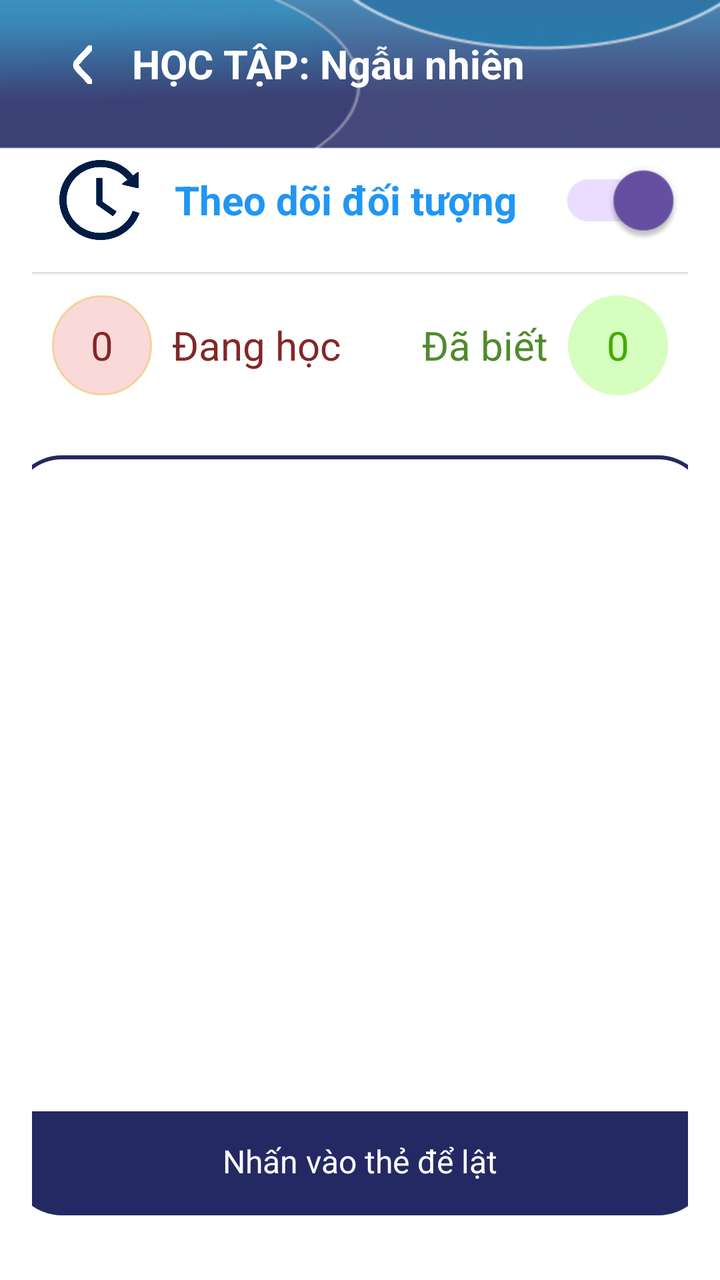
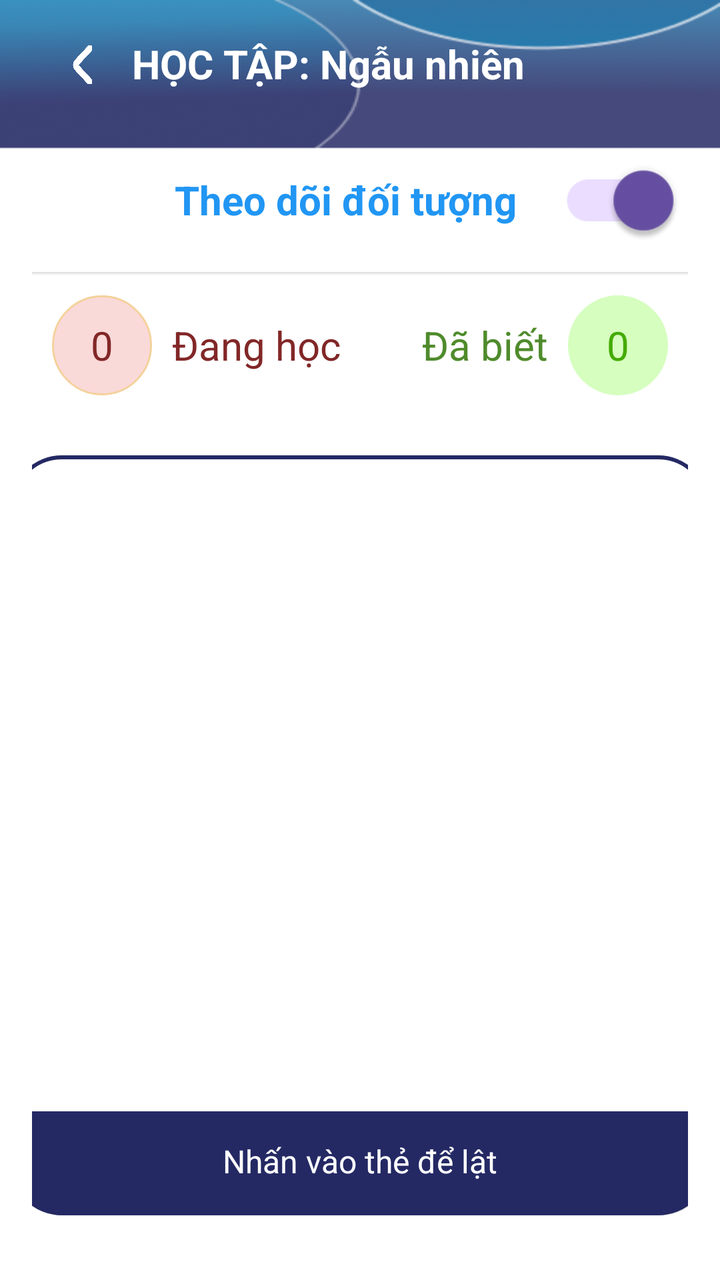

Before-and-after screenshots of an Android layout around one commit, followed by the original layout XML and the change that was made.
<!-- AndroidManifest.xml: application theme Theme.MyApplication -->
<!-- res/layout/activity_learn.xml -->
<?xml version="1.0" encoding="utf-8"?>
<androidx.constraintlayout.widget.ConstraintLayout xmlns:android="http://schemas.android.com/apk/res/android"
    xmlns:app="http://schemas.android.com/apk/res-auto"
    xmlns:tools="http://schemas.android.com/tools"
    android:id="@+id/main"
    android:layout_width="match_parent"
    android:layout_height="match_parent"
    tools:context=".view.LearnActivity"
    android:background="@drawable/backgroud_main">

    <com.google.android.material.appbar.MaterialToolbar
        android:id="@+id/toolbar"
        android:layout_width="match_parent"
        android:layout_height="?attr/actionBarSize"
        android:layout_alignParentTop="true"
        tools:ignore="MissingConstraints">

        <LinearLayout
            android:id="@+id/turnBack"
            android:layout_width="50dp"
            android:layout_height="match_parent"
            android:gravity="center">
            <ImageView
                android:layout_width="10dp"
                android:layout_height="20dp"
                android:background="@drawable/arrow_left">
            </ImageView>
        </LinearLayout>

        <TextView
            android:layout_width="wrap_content"
            android:layout_height="wrap_content"
            android:text="HỌC TẬP: "
            android:textStyle="bold"
            android:textColor="@color/white"
            android:textSize="20dp"/>

        <TextView
            android:id="@+id/codeTitle"
            android:layout_width="wrap_content"
            android:layout_height="wrap_content"
            android:text="Ngẫu nhiên"
            android:textStyle="bold"
            android:textColor="@color/white"
            android:textSize="20dp"/>
    </com.google.android.material.appbar.MaterialToolbar>

    <LinearLayout
        android:layout_width="0dp"
        android:layout_height="0dp"
        app:layout_constraintTop_toBottomOf="@+id/toolbar"
        app:layout_constraintBottom_toBottomOf="parent"
        app:layout_constraintStart_toStartOf="parent"
        app:layout_constraintEnd_toEndOf="parent"
        android:paddingStart="16dp"
        android:paddingEnd="16dp"
        android:paddingBottom="16dp"
        android:gravity="center_horizontal"
        android:orientation="vertical">

        <LinearLayout
            android:layout_width="match_parent"
            android:layout_height="wrap_content"
            android:gravity="center_vertical"
            android:orientation="horizontal">

            <ImageView
                android:id="@+id/backTap"
                android:layout_width="40dp"
                android:layout_height="40dp"
                android:layout_marginLeft="13.5dp"
                android:background="@drawable/restart" />

            <View
                android:layout_width="0dp"
                android:layout_height="0dp"
                android:layout_weight="1" />

            <TextView
                android:layout_width="wrap_content"
                android:layout_height="wrap_content"
                android:layout_margin="13.5dp"
                android:gravity="center"
                android:text="Theo dõi đối tượng"
                android:textColor="#2196F3"
                android:textSize="20dp"
                android:textStyle="bold" />

            <androidx.appcompat.widget.SwitchCompat
                android:id="@+id/switchSetting"
                android:layout_width="wrap_content"
                android:layout_height="wrap_content"
                android:layout_margin="12dp"
                android:paddingRight="5dp"
                android:scaleX="1.5"
                android:scaleY="1.5"
                android:text=""
                android:thumbTint="@android:color/white"
                android:trackTint="@color/blue"
                android:checked="true"/>
        </LinearLayout>


        <View
            android:layout_width="match_parent"
            android:layout_height="1.5dp"
            android:background="@drawable/bottom_nav_shadow"
            app:layout_constraintBottom_toBottomOf="parent"
            tools:ignore="MissingConstraints" />

        <LinearLayout
            android:id="@+id/space1"
            app:layout_constraintHorizontal_bias="0.922"
            app:layout_constraintVertical_bias="0.5"
            android:layout_width="match_parent"
            android:layout_height="wrap_content"
            android:visibility="gone">

            <TextView
                android:layout_width="50dp"
                android:layout_height="50dp"
                android:layout_margin="10dp"
                android:text=" "/>
        </LinearLayout>

        <LinearLayout
            android:id="@+id/bar2"
            app:layout_constraintHorizontal_bias="0.922"
            app:layout_constraintVertical_bias="0.5"
            android:layout_width="match_parent"
            android:layout_height="wrap_content"
            android:visibility="visible">

            <LinearLayout
                android:layout_width="wrap_content"
                android:layout_height="wrap_content"
                android:layout_weight="1"
                android:gravity="center_vertical">

                <LinearLayout
                    android:layout_width="50dp"
                    android:layout_height="50dp"
                    android:layout_margin="10dp"
                    android:background="@drawable/circle_background_red"
                    android:gravity="center">

                    <TextView
                        android:id="@+id/indexNo"
                        android:layout_width="40dp"
                        android:layout_height="wrap_content"
                        android:gravity="center"
                        android:text="0"
                        android:textColor="#822727"
                        android:textSize="20dp" />
                </LinearLayout>

                <TextView
                    android:layout_width="wrap_content"
                    android:layout_height="wrap_content"
                    android:text="Đang học"
                    android:textColor="#822727"
                    android:textSize="20dp" />
            </LinearLayout>

            <LinearLayout
                android:layout_width="wrap_content"
                android:layout_height="wrap_content"
                android:layout_weight="1"
                android:gravity="end|center_vertical"
                android:layout_gravity="end">

                <TextView
                    android:layout_width="wrap_content"
                    android:layout_height="wrap_content"
                    android:text="Đã biết"
                    android:textSize="20dp"
                    android:textColor="#4F8B2C"/>

                <LinearLayout
                    android:layout_width="50dp"
                    android:layout_height="50dp"
                    android:background="@drawable/circle_background_green"
                    android:layout_margin="10dp"
                    android:gravity="center">

                    <TextView
                        android:id="@+id/indexYes"
                        android:layout_width="40dp"
                        android:layout_height="wrap_content"
                        android:gravity="center"
                        android:text="0"
                        android:textSize="20dp"
                        android:textColor="#43AB02"/>
                </LinearLayout>
            </LinearLayout>
        </LinearLayout>

        <LinearLayout
            android:id="@+id/allContent"
            android:layout_width="350dp"
            android:layout_height="380dp"
            android:layout_marginTop="20dp"
            android:background="@drawable/boder_squares_background"
            android:gravity="center"
            android:orientation="vertical">

            <LinearLayout
                android:id="@+id/imageContent"
                android:layout_width="wrap_content"
                android:layout_height="wrap_content"
                android:layout_weight="1"
                android:gravity="center"
                android:visibility="visible">
                <ImageView
                    android:id="@+id/imageView"
                    android:layout_width="200dp"
                    android:layout_height="200dp"/>
            </LinearLayout>

            <LinearLayout
                android:id="@+id/scrollView"
                android:layout_width="match_parent"
                android:layout_height="wrap_content"
                android:layout_marginTop="20dp"
                android:layout_weight="1"
                android:visibility="gone">

                <LinearLayout
                    android:layout_width="match_parent"
                    android:layout_height="wrap_content"
                    android:background="@color/white_50"
                    android:padding="20dp"
                    android:orientation="vertical">

                    <TextView
                        android:layout_width="wrap_content"
                        android:layout_height="wrap_content"
                        android:text="Thông tin:"
                        android:textStyle="bold"
                        android:textSize="18dp"
                        android:textColor="@android:color/black"
                        android:layout_marginBottom="8dp"/>

                    <LinearLayout
                        android:layout_width="match_parent"
                        android:layout_height="wrap_content"
                        android:layout_marginBottom="20dp">

                        <LinearLayout
                            android:layout_width="match_parent"
                            android:layout_height="match_parent"
                            android:orientation="vertical">

                            <LinearLayout
                                android:id="@+id/top_infor"
                                android:layout_width="wrap_content"
                                android:layout_height="wrap_content"
                                android:layout_weight="1">

                                <TextView
                                    android:layout_width="wrap_content"
                                    android:layout_height="wrap_content"
                                    android:text="Mã:"
                                    android:textSize="16sp"
                                    android:layout_marginRight="5dp"
                                    android:textStyle="bold"
                                    android:textColor="@android:color/black"
                                    android:layout_marginBottom="4dp"/>

                                <TextView
                                    android:id="@+id/signCodeTextView"
                                    android:layout_width="wrap_content"
                                    android:layout_height="wrap_content"
                                    android:text="P.130"
                                    android:textSize="16sp"
                                    android:textStyle="bold"
                                    android:textColor="@android:color/holo_red_dark"
                                    android:layout_marginBottom="4dp"/>
                            </LinearLayout>


                            <LinearLayout
                                app:layout_constraintTop_toBottomOf="@+id/top_infor"
                                android:layout_width="wrap_content"
                                android:layout_height="wrap_content"
                                android:layout_weight="2">

                                <TextView
                                    android:layout_width="wrap_content"
                                    android:layout_height="wrap_content"
                                    android:text="Tên:"
                                    android:textSize="16sp"
                                    android:layout_marginRight="5dp"
                                    android:textStyle="bold"
                                    android:textColor="@android:color/black"
                                    android:layout_marginBottom="4dp"/>

                                <TextView
                                    android:id="@+id/signNameTextView"
                                    android:layout_width="wrap_content"
                                    android:layout_height="wrap_content"
                                    android:text="Cấm dùng xe và đỗ xe"
                                    android:textStyle="italic"
                                    android:textSize="16sp"
                                    android:textColor="@android:color/holo_red_light"
                                    android:layout_marginBottom="4dp"/>
                            </LinearLayout>
                        </LinearLayout>
                    </LinearLayout>

                    <TextView
                        android:layout_width="wrap_content"
                        android:layout_height="wrap_content"
                        android:text="Mô tả:"
                        android:textStyle="bold"
                        android:textSize="18sp"
                        android:textColor="@android:color/black"
                        android:layout_marginBottom="8dp"/>

                    <TextView
                        android:id="@+id/signDescriptionTextView"
                        android:layout_width="match_parent"
                        android:layout_height="wrap_content"
                        android:justificationMode="inter_word"
                        android:textColor="@color/blue"
                        android:textSize="15dp" />

                </LinearLayout>
            </LinearLayout>

            <LinearLayout
                android:layout_width="match_parent"
                android:layout_height="50dp"
                android:layout_margin="2dp"
                android:gravity="center"
                android:background="@drawable/background_end">

                <TextView
                    android:id="@+id/textEnd"
                    android:layout_width="wrap_content"
                    android:layout_height="wrap_content"
                    android:text="Nhấn vào thẻ để lật"
                    android:textSize="16dp"
                    android:textColor="@color/white"/>
            </LinearLayout>
        </LinearLayout>

        <LinearLayout
            android:layout_marginVertical="10dp"
            android:layout_width="match_parent"
            android:layout_height="wrap_content"
            android:gravity="center">

            <TextView
                android:id="@+id/indexCur"
                android:layout_width="wrap_content"
                android:layout_height="wrap_content"
                android:text="1"
                android:textStyle="bold"
                android:textColor="@color/jade_green"
                android:textSize="22dp"/>

            <TextView
                android:layout_width="wrap_content"
                android:layout_height="wrap_content"
                android:text="/"
                android:textStyle="bold"
                android:textColor="@color/blue"
                android:textSize="22dp"/>

            <TextView
                android:id="@+id/sizeAll"
                android:layout_width="wrap_content"
                android:layout_height="wrap_content"
                android:text="100"
                android:textStyle="bold"
                android:textColor="@color/blue"
                android:textSize="22dp"/>
        </LinearLayout>

        <LinearLayout
            android:id="@+id/buttonNav1"
            android:layout_width="match_parent"
            android:layout_height="wrap_content"
            android:visibility="visible">

            <Button
                android:id="@+id/buttonNo"
                android:layout_width="120dp"
                android:layout_height="65dp"
                android:layout_weight="1"
                android:background="@drawable/button_backroud_red_two"
                android:drawableTop="@drawable/no"
                android:text=""
                app:backgroundTint="@null"/>

            <LinearLayout
                android:layout_width="40dp"
                android:layout_height="20dp"/>

            <Button
                android:id="@+id/buttonYes"
                android:layout_width="120dp"
                android:layout_height="65dp"
                android:layout_weight="1"
                android:background="@drawable/button_backroud_green"
                android:drawableTop="@drawable/yes"
                android:text=""
                app:backgroundTint="@null"/>

        </LinearLayout>

        <LinearLayout
            android:id="@+id/buttonNav2"
            android:layout_width="match_parent"
            android:layout_height="wrap_content"
            android:visibility="gone">

            <Button
                android:id="@+id/buttonBack"
                android:layout_width="120dp"
                android:layout_height="65dp"
                android:layout_weight="1"
                android:background="@drawable/button_backroud_nav"
                android:drawableTop="@drawable/arrow_left_fill"
                android:text=""
                app:backgroundTint="@null"/>

            <LinearLayout
                android:layout_width="40dp"
                android:layout_height="20dp"/>

            <Button
                android:id="@+id/buttonNext"
                android:layout_width="120dp"
                android:layout_height="65dp"
                android:layout_weight="1"
                android:background="@drawable/button_backroud_nav"
                android:drawableTop="@drawable/arrow_right_fill"
                android:text=""
                app:backgroundTint="@null"/>

        </LinearLayout>
    </LinearLayout>

</androidx.constraintlayout.widget.ConstraintLayout>
<!-- resources referenced by this layout -->
<resources>
  <color name="blue">#242964</color>
  <color name="jade_green">#2D99AE</color>
  <color name="white">#FFFFFFFF</color>
  <color name="white_50">#4CFFFFFF</color>
  <!-- drawable background_end (drawable) -->
  <shape xmlns:android="http://schemas.android.com/apk/res/android"
      android:shape="rectangle">
  
      <solid android:color="@color/blue" />
  
      <corners
          android:bottomRightRadius="22dp"
          android:bottomLeftRadius="22dp"
          android:topLeftRadius="0dp"
          android:topRightRadius="0dp" />
  </shape>
  <!-- drawable boder_squares_background (drawable) -->
  <?xml version="1.0" encoding="utf-8"?>
  <layer-list xmlns:android="http://schemas.android.com/apk/res/android">
      <item android:left="2dp" android:top="2dp"> <shape android:shape="rectangle">
          <corners android:radius="25dp"/>
          <solid android:color="#30000000"/> </shape>
      </item>
      <item>
          <shape android:shape="rectangle">
              <corners android:radius="25dp"/>
              <solid android:color="@color/white"/>
              <stroke android:color="@color/blue" android:width="2dp"/>
          </shape>
      </item>
  </layer-list>
  <!-- drawable bottom_nav_shadow (drawable) -->
  <shape xmlns:android="http://schemas.android.com/apk/res/android"
      android:shape="rectangle">
      <gradient
          android:startColor="#26000000"
          android:endColor="@android:color/transparent"
          android:angle="270"/>
  </shape>
  <!-- drawable button_backroud_nav (drawable) -->
  <?xml version="1.0" encoding="utf-8"?>
  <selector xmlns:android="http://schemas.android.com/apk/res/android">
      
      <item android:state_pressed="true">
          <shape android:shape="rectangle">
              <solid android:color="#6CCAFF" />
              <corners android:radius="25dp"/>
              <stroke android:color="#3F51B5" android:width="3dp"/>
          </shape>
      </item>
  
      
      <item>
          <shape android:shape="rectangle">
              <solid android:color="#80D2FF" />
              <corners android:radius="25dp"/>
              <stroke android:color="#3F51B5" android:width="3dp"/>
          </shape>
      </item>
  </selector>
  <!-- drawable circle_background_green (drawable) -->
  <shape xmlns:android="http://schemas.android.com/apk/res/android"
      android:shape="oval">
      <solid android:color="#80AEFD80" />
  </shape>
  <!-- drawable circle_background_red (drawable) -->
  <shape xmlns:android="http://schemas.android.com/apk/res/android"
      android:shape="oval">
      <solid android:color="#FAD9D9" />
      <stroke android:color="#F4D29C" android:width="1dp"/>
  </shape>
  <style name="Theme.MyApplication" parent="Base.Theme.MyApplication" />
  <style name="Base.Theme.MyApplication" parent="Theme.Material3.DayNight.NoActionBar">
          
          
      </style>
  <!-- unchanged entries left out for length: 9 -->
</resources>

<!-- the commit's change to res/layout/activity_learn.xml (unified diff, before → after) -->
@@ -64,13 +64,6 @@
             android:gravity="center_vertical"
             android:orientation="horizontal">
 
-            <ImageView
-                android:id="@+id/backTap"
-                android:layout_width="40dp"
-                android:layout_height="40dp"
-                android:layout_marginLeft="13.5dp"
-                android:background="@drawable/restart" />
-
             <View
                 android:layout_width="0dp"
                 android:layout_height="0dp"
@@ -441,6 +434,45 @@
                 app:backgroundTint="@null"/>
 
         </LinearLayout>
+
+        <LinearLayout
+            android:id="@+id/backTap"
+            android:layout_width="match_parent"
+            android:layout_height="wrap_content"
+            android:orientation="horizontal"
+            android:layout_marginTop="15dp"
+            android:padding="12dp"
+            android:gravity="center"
+            android:background="@drawable/boder_addition_button">
+
+            <ImageView
+                android:layout_width="40dp"
+                android:layout_height="40dp"
+                android:layout_marginLeft="13.5dp"
+                android:background="@drawable/restart" />
+
+            <TextView
+                android:layout_width="wrap_content"
+                android:layout_height="wrap_content"
+                android:textColor="@color/blue"
+                android:layout_marginLeft="30dp"
+                android:text="Hoàn tác lại"
+                android:textSize="24dp"/>
+        </LinearLayout>
+
+        <Button
+            android:layout_marginTop="15dp"
+            android:id="@+id/testExam"
+            android:layout_width="match_parent"
+            android:layout_height="50dp"
+            android:layout_marginBottom="10dp"
+            android:background="@drawable/button_backroud_two"
+            android:text="Ôn luyện với các câu hỏi"
+            android:textColor="@color/white"
+            android:textSize="16dp"
+            app:backgroundTint="@null"
+            android:visibility="gone"/>
+
     </LinearLayout>
 
 </androidx.constraintlayout.widget.ConstraintLayout>
<!-- resource entries referenced after the edit -->
@@ -16,6 +16,21 @@
           android:topLeftRadius="0dp"
           android:topRightRadius="0dp" />
   </shape>
+  <!-- drawable boder_addition_button (drawable) -->
+  <?xml version="1.0" encoding="utf-8"?>
+  <layer-list xmlns:android="http://schemas.android.com/apk/res/android">
+      <item android:left="2dp" android:top="2dp"> <shape android:shape="rectangle">
+          <corners android:radius="25dp"/>
+          <solid android:color="#30000000"/> </shape>
+      </item>
+      <item>
+          <shape android:shape="rectangle">
+              <corners android:radius="10dp"/>
+              <solid android:color="@color/white"/>
+              <stroke android:color="@color/black" android:width="3dp"/>
+          </shape>
+      </item>
+  </layer-list>
   <!-- drawable boder_squares_background (drawable) -->
   <?xml version="1.0" encoding="utf-8"?>
   <layer-list xmlns:android="http://schemas.android.com/apk/res/android">
@@ -60,6 +75,24 @@
           </shape>
       </item>
   </selector>
+  <!-- drawable button_backroud_two (drawable) -->
+  <?xml version="1.0" encoding="utf-8"?>
+  <selector xmlns:android="http://schemas.android.com/apk/res/android">
+      
+      <item android:state_pressed="true">
+          <shape android:shape="rectangle">
+              <solid android:color="#3F51B5" />
+              <corners android:radius="25dp"/>
+          </shape>
+      </item>
+  
+      <item>
+          <shape android:shape="rectangle">
+              <solid android:color="#2196F3" />
+              <corners android:radius="25dp"/>
+          </shape>
+      </item>
+  </selector>
   <!-- drawable circle_background_green (drawable) -->
   <shape xmlns:android="http://schemas.android.com/apk/res/android"
       android:shape="oval">
@@ -72,6 +105,7 @@
       <stroke android:color="#F4D29C" android:width="1dp"/>
   </shape>
   <style name="Theme.MyApplication" parent="Base.Theme.MyApplication" />
+  <color name="black">#FF000000</color>
   <style name="Base.Theme.MyApplication" parent="Theme.Material3.DayNight.NoActionBar">
           
           
